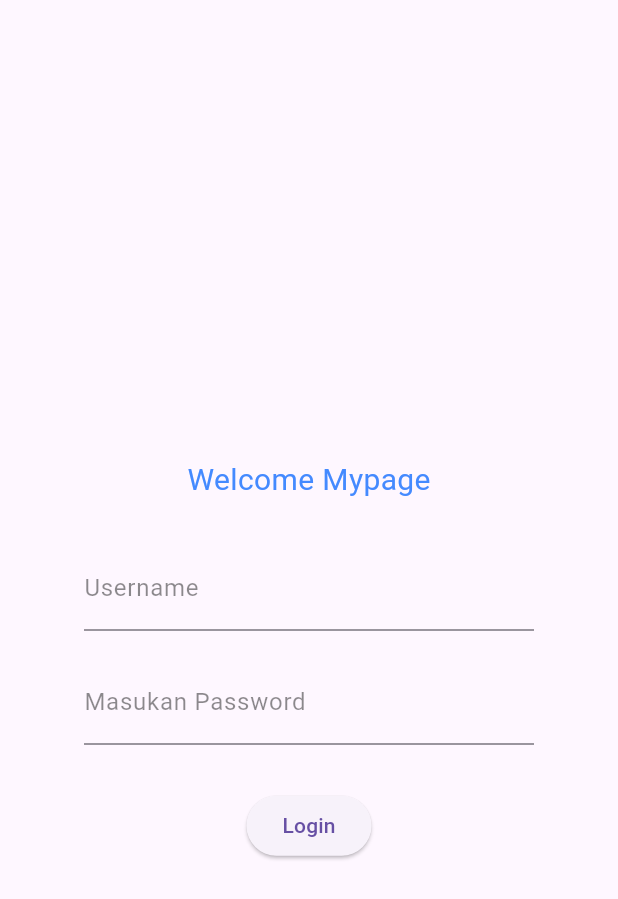
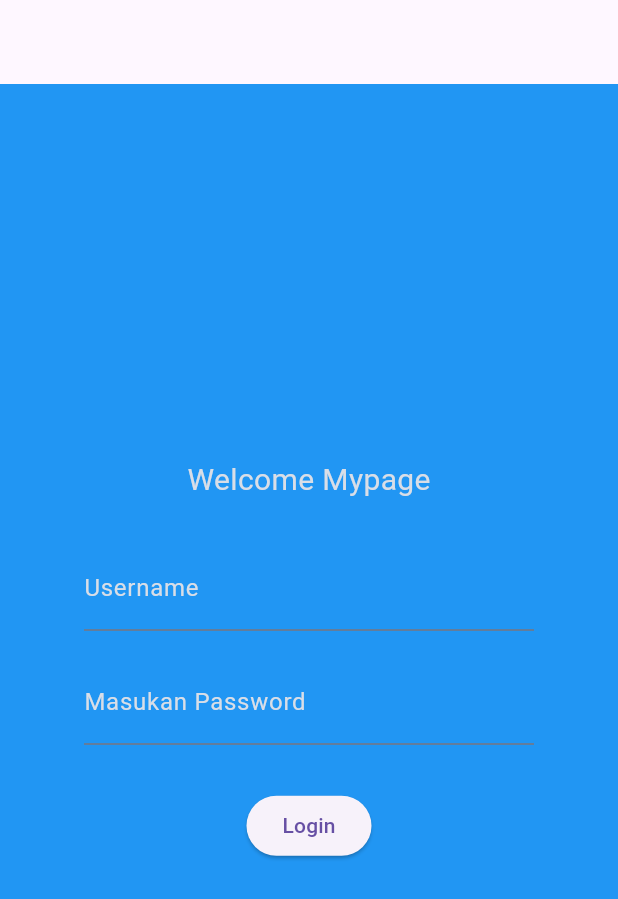
Before and after one commit to MaharaniCantik/Latihan_AplikasiMobil1, a Flutter app: the screen it shows after launch, on a phone screen of 412 x 824 dp. Shown: the top 899 px of the screen. Run offline on Flutter 3.47's test engine with Material 3 defaults, Android fonts, the phone set to English and light mode, and no system bars.

Commit message:
update background

```diff
--- a/lib/main.dart
+++ b/lib/main.dart
@@ -6,6 +6,7 @@ class MyHomePage extends StatelessWidget {
   @override
   Widget build(BuildContext context) {
     return Scaffold(
+      backgroundColor: Colors.blue,
       appBar: AppBar(),
       body: Center(
         child: Column(
@@ -13,7 +14,10 @@ class MyHomePage extends StatelessWidget {
           children: [
             Text(
               'Welcome Mypage',
-              style: TextStyle(color: Colors.blueAccent, fontSize: 20),
+              style: TextStyle(
+                color: const Color.fromARGB(255, 217, 222, 231),
+                fontSize: 20,
+              ),
             ),
             SizedBox(height: 30),
             SizedBox(
@@ -21,10 +25,12 @@ class MyHomePage extends StatelessWidget {
               child: TextField(
                 decoration: InputDecoration(
                   labelText: 'Username',
-                  labelStyle: TextStyle(color: Colors.black45),
+                  labelStyle: TextStyle(
+                    color: const Color.fromARGB(255, 217, 222, 231),
+                  ),
                   hintText: 'Contoh: raniKusuma',
                   hintStyle: TextStyle(
-                    color: Colors.blueGrey,
+                    color: const Color.fromARGB(255, 197, 221, 233),
                     letterSpacing: 3,
                   ),
                 ),
@@ -36,10 +42,12 @@ class MyHomePage extends StatelessWidget {
               child: TextField(
                 decoration: InputDecoration(
                   labelText: 'Masukan Password',
-                  labelStyle: TextStyle(color: Colors.black45),
+                  labelStyle: TextStyle(
+                    color: const Color.fromARGB(255, 217, 222, 231),
+                  ),
                   hintText: 'Contoh Password: mE_1234',
                   hintStyle: TextStyle(
-                    color: Colors.blueGrey,
+                    color: const Color.fromARGB(255, 197, 221, 233),
                     letterSpacing: 4,
                   ),
                 ),
@@ -60,5 +68,5 @@ class MyHomePage extends StatelessWidget {
 }
 
 void main() {
-  runApp(MaterialApp(home: MyHomePage()));
+  runApp(MaterialApp(home: MyHomePage(), color: Colors.blue));
 }
```
